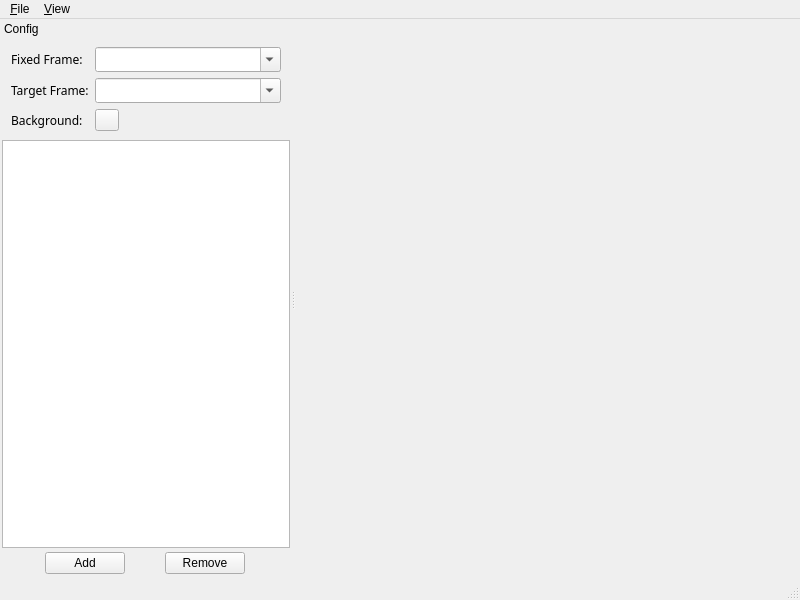
Old version of the form mapviz/src/mapviz.ui in the repository swri-robotics/mapviz.
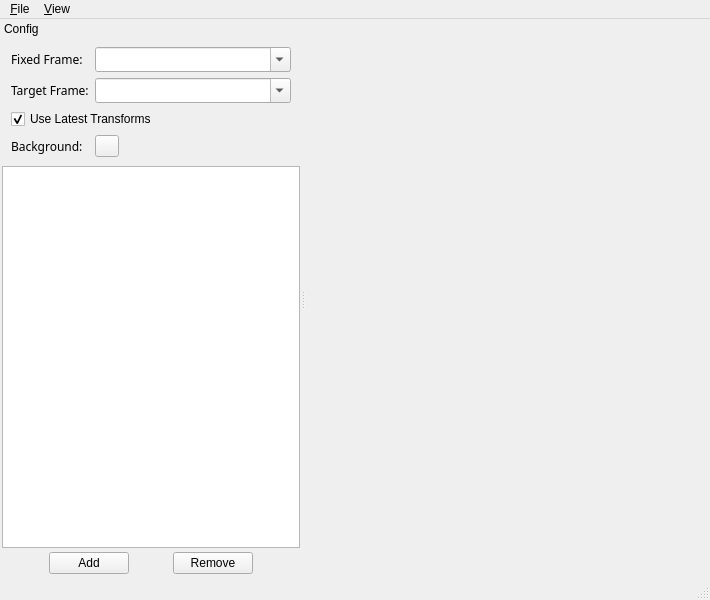
New version of the form. Custom widgets are drawn as their Qt base class.

Commit message: improve correctness of mapviz visualizations by honoring the timestamps of data when performing transforms if the user chooses

Patch:
```diff
--- a/mapviz/src/mapviz.ui
+++ b/mapviz/src/mapviz.ui
@@ -6,7 +6,7 @@
    <rect>
     <x>0</x>
     <y>0</y>
-    <width>800</width>
+    <width>710</width>
     <height>600</height>
    </rect>
   </property>
@@ -34,8 +34,8 @@
     <rect>
      <x>0</x>
      <y>0</y>
-     <width>800</width>
-     <height>27</height>
+     <width>710</width>
+     <height>25</height>
     </rect>
    </property>
    <widget class="QMenu" name="menuFile">
@@ -71,8 +71,8 @@
   <widget class="QDockWidget" name="configdock">
    <property name="minimumSize">
     <size>
-     <width>290</width>
-     <height>274</height>
+     <width>300</width>
+     <height>289</height>
     </size>
    </property>
    <property name="features">
@@ -195,7 +195,7 @@
           </property>
          </widget>
         </item>
-        <item row="4" column="0">
+        <item row="5" column="0">
          <widget class="QLabel" name="label_3">
           <property name="maximumSize">
            <size>
@@ -214,7 +214,7 @@
           </property>
          </widget>
         </item>
-        <item row="4" column="1">
+        <item row="5" column="1">
          <widget class="QPushButton" name="backgroundcolor">
           <property name="maximumSize">
            <size>
@@ -233,6 +233,19 @@
           </property>
          </widget>
         </item>
+        <item row="3" column="0" colspan="2">
+         <widget class="QCheckBox" name="uselatesttransforms">
+          <property name="layoutDirection">
+           <enum>Qt::LeftToRight</enum>
+          </property>
+          <property name="text">
+           <string>Use Latest Transforms</string>
+          </property>
+          <property name="checked">
+           <bool>true</bool>
+          </property>
+         </widget>
+        </item>
        </layout>
        <zorder>label</zorder>
        <zorder>fixedframecombo</zorder>
```
Left out of the diff: 28 changed lines with no effect on the pictures. The commit also changes 19 other files.
